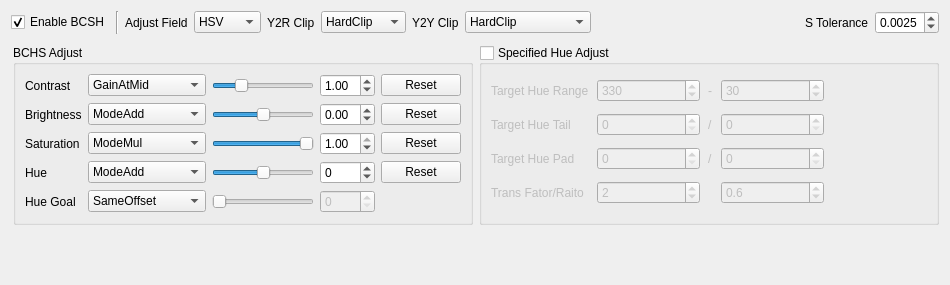
Before: the Qt Designer form script/verify_tool_app/ui/bcsh_ui.ui in FaiScofield/hwpq_verify, drawn with Qt 5.
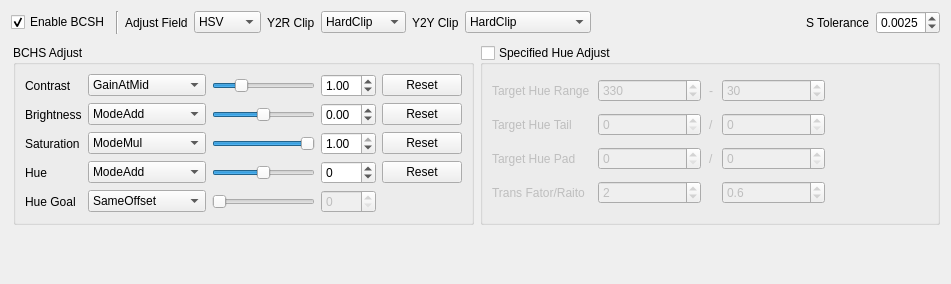
After: the same form once the commit is applied.

Patch:
```diff
--- a/script/verify_tool_app/ui/bcsh_ui.ui
+++ b/script/verify_tool_app/ui/bcsh_ui.ui
@@ -6,8 +6,8 @@
    <rect>
     <x>0</x>
     <y>0</y>
-    <width>950</width>
-    <height>285</height>
+    <width>951</width>
+    <height>284</height>
    </rect>
   </property>
   <property name="windowTitle">
```
